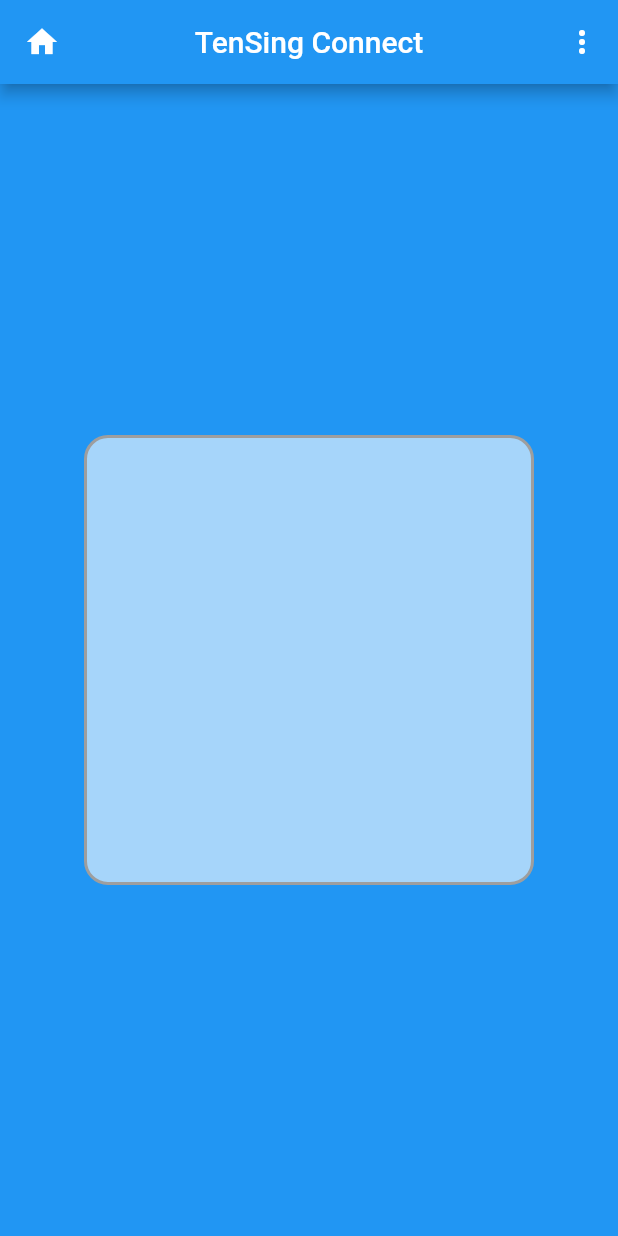
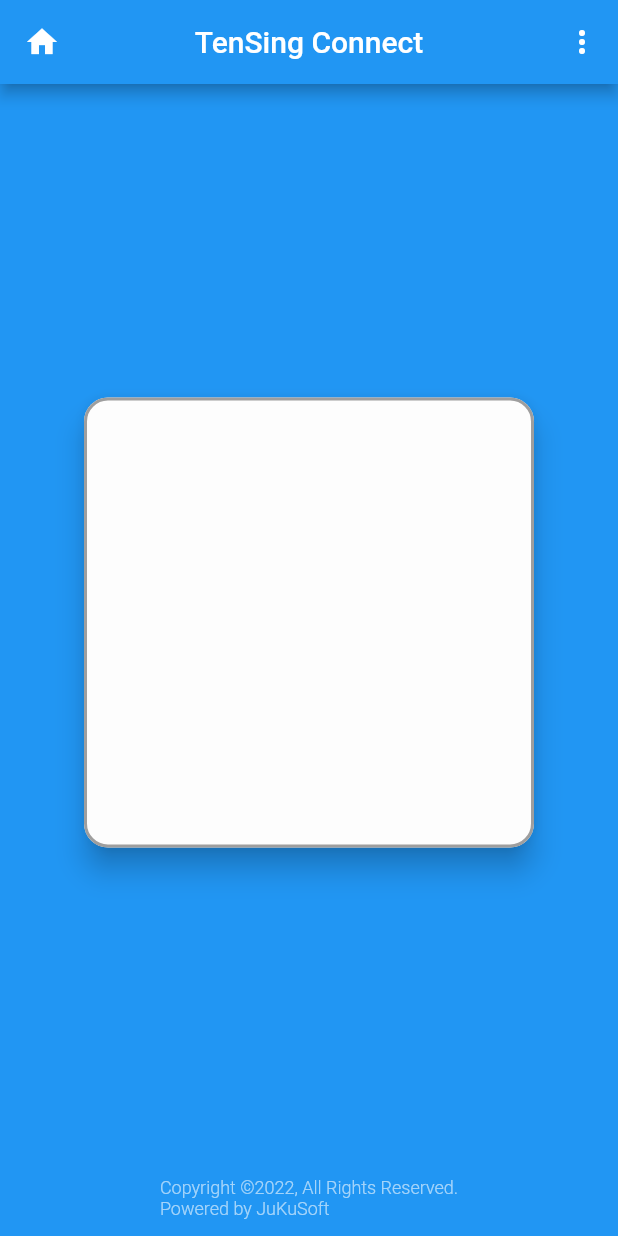
Before and after one commit to JuKu/ts-connect-app, a Flutter app: the screen it shows after launch, on a phone screen of 412 x 824 dp. Run offline on Flutter 3.47's test engine with Material 2 defaults, Android fonts, the phone set to English and light mode, and no system bars.

Commit message:
Change LoginFormWidget

```diff
--- a/lib/presentation/login/login_activity.dart
+++ b/lib/presentation/login/login_activity.dart
@@ -32,6 +32,13 @@ class LoginActivity extends StatelessWidget {
           child: Text("test"),
         ),*/
         backgroundColor: Theme.of(context).primaryColor,
+        bottomNavigationBar: Container(
+          height: 50.0,
+          //color: Colors.white70,
+          child: const Center(
+            child: Text("Copyright ©2022, All Rights Reserved.\nPowered by JuKuSoft", style: TextStyle(fontWeight:FontWeight.w300, fontSize: 12.0, color: /*Color(0xFF162A49)*/Colors.white60),)
+          ),
+        ),
       ),
     );
   }
--- a/lib/presentation/login/widgets/login_form.dart
+++ b/lib/presentation/login/widgets/login_form.dart
@@ -6,15 +6,23 @@ class LoginFormWidget extends StatelessWidget {
   @override
   Widget build(BuildContext context) {
     return Center(
+      child: Material(
+        borderRadius: BorderRadius.circular(16),
+        //this works only with Material()
+        elevation: 8,
         child: Container(
           height: 300,
           width: 300,
+          alignment: Alignment.center,
+          padding: const EdgeInsets.all(20),
           //color: Theme.of(context).secondaryHeaderColor,
           decoration: BoxDecoration(
             color: Colors.white60,
             border: Border.all(
                 color: Colors.grey, width: 2.0, style: BorderStyle.solid),
             borderRadius: BorderRadius.circular(16),
+
+          ),
         ),
       ),
     );
```
Lines whose indentation alone changed are shown as unchanged.
